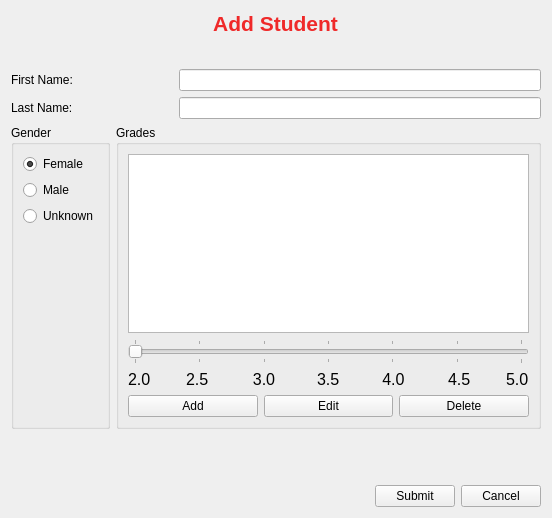
Qt form school/studentdataform.ui (galgreg/SchoolStatistics) before a commit.
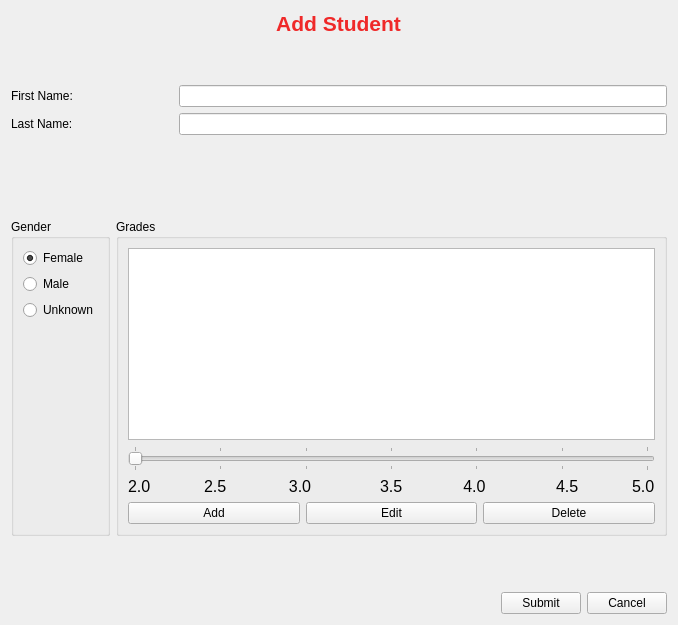
The same form after that commit.

What changed in the file:
```diff
--- a/school/studentdataform.ui
+++ b/school/studentdataform.ui
@@ -9,8 +9,8 @@
    <rect>
     <x>0</x>
     <y>0</y>
-    <width>552</width>
-    <height>518</height>
+    <width>678</width>
+    <height>625</height>
    </rect>
   </property>
   <property name="minimumSize">
@@ -21,8 +21,8 @@
   </property>
   <property name="maximumSize">
    <size>
-    <width>552</width>
-    <height>518</height>
+    <width>1000</width>
+    <height>1000</height>
    </size>
   </property>
   <property name="windowTitle">
@@ -105,6 +105,31 @@
      </item>
     </layout>
    </item>
+   <item>
+    <widget class="QLabel" name="notificationLabel">
+     <property name="sizePolicy">
+      <sizepolicy hsizetype="Preferred" vsizetype="Minimum">
+       <horstretch>0</horstretch>
+       <verstretch>0</verstretch>
+      </sizepolicy>
+     </property>
+     <property name="minimumSize">
+      <size>
+       <width>0</width>
+       <height>72</height>
+      </size>
+     </property>
+     <property name="maximumSize">
+      <size>
+       <width>16777215</width>
+       <height>72</height>
+      </size>
+     </property>
+     <property name="text">
+      <string/>
+     </property>
+    </widget>
+   </item>
    <item>
     <layout class="QHBoxLayout" name="horizontalLayout_4">
      <item>
```
Left out of the diff: 72 changed lines with no effect on the pictures.
